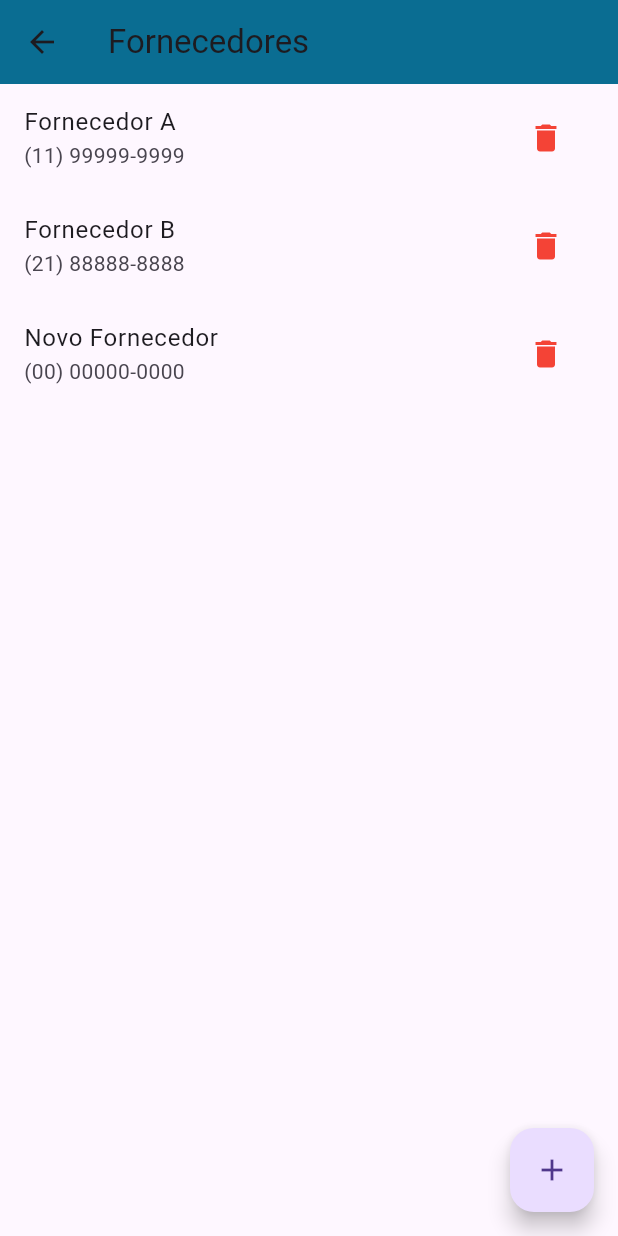
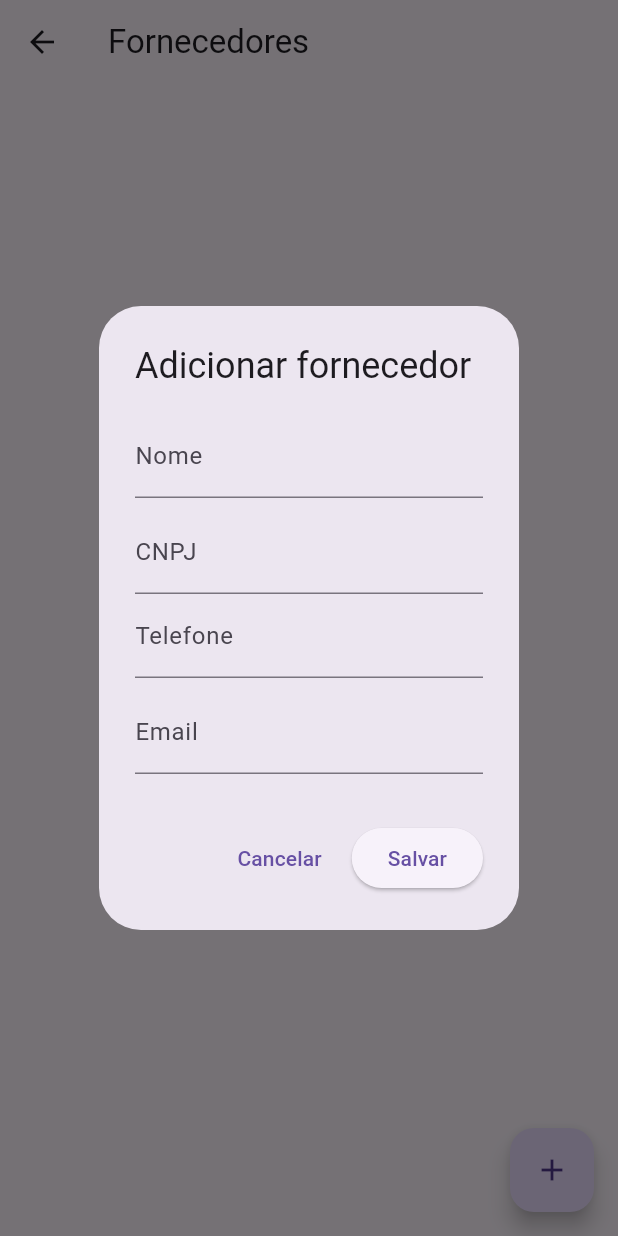
Before and after one commit to RafaelVier/GerenciamentoEstoque, a Flutter app: the TelaFornecedores screen opened directly, after a tap on the "add" icon, on a phone screen of 412 x 824 dp. Run offline on Flutter 3.47's test engine with Material 3 defaults, Android fonts, the phone set to English and light mode, and no system bars; our stand-ins replace flutter_dotenv, supabase_flutter; accounts and stored records are empty.

```diff
--- a/estoque/lib/telas/telaInicial/tela_fornecedores.dart
+++ b/estoque/lib/telas/telaInicial/tela_fornecedores.dart
@@ -1,4 +1,5 @@
 import 'package:flutter/material.dart';
+import 'package:supabase_flutter/supabase_flutter.dart';
 
 class TelaFornecedores extends StatefulWidget {
   const TelaFornecedores({super.key});
@@ -8,72 +9,147 @@ class TelaFornecedores extends StatefulWidget {
 }
 
 class _TelaFornecedoresState extends State<TelaFornecedores> {
-  final List<Map<String, String>> _fornecedores = [
-    {'nome': 'Fornecedor A', 'telefone': '(11) 99999-9999', 'email': 'a@email.com'},
-    {'nome': 'Fornecedor B', 'telefone': '(21) 88888-8888', 'email': 'b@email.com'},
-  ];
+  final SupabaseClient supabase = Supabase.instance.client;
+  List<Map<String, dynamic>> fornecedores = [];
 
-  void _mostrarDetalhesFornecedor(Map<String, String> fornecedor) {
+  @override
+  void initState() {
+    super.initState();
+    _carregarFornecedores();
+  }
+
+  Future<void> _carregarFornecedores() async {
+    final response = await supabase.from('tb_fornecedor').select();
+    setState(() {
+      fornecedores = List<Map<String, dynamic>>.from(response);
+    });
+  }
+
+  Future<void> _adicionarFornecedor(String nome, String cnpj, String telefone, String email) async {
+    await supabase.from('tb_fornecedor').insert({
+      'nome': nome,
+      'cnpj': cnpj,
+      'telefone': telefone,
+      'email': email
+      });
+    _carregarFornecedores();
+  }
+
+  Future<void> _editarFornecedor(int id, String nome, String cnpj, String telefone, String email) async {
+    await supabase.from('tb_fornecedor').update({
+      'nome': nome,
+      'cnpj': cnpj,
+      'telefone': telefone,
+      'email': email
+      }).match({'fornecedor_id': id});
+    _carregarFornecedores();
+  }
+
+  Future<void> excluirFornecedor(int id) async {
+    await supabase.from('tb_fornecedor').delete().eq('fornecedor_id', id);
+    _carregarFornecedores();
+  }
+
+  void _mostrarDialogoFornecedor({int? id, String? nome, String? cnpj, String? telefone, String? email}) {
+    final TextEditingController nomeController = TextEditingController(text: nome);
+    final TextEditingController cnpjController = TextEditingController(text: cnpj);
+    final TextEditingController telefoneController = TextEditingController(text: telefone);
+    final TextEditingController emailController = TextEditingController(text: email);
+
     showDialog(
       context: context,
       builder: (context) {
         return AlertDialog(
-          title: Text(fornecedor['nome']!),
+          title: Text(id == null ? 'Adicionar fornecedor' : 'Editar fornecedor'),
           content: Column(
             mainAxisSize: MainAxisSize.min,
             children: [
-              Text('Telefone: ${fornecedor['telefone']}'),
-              Text('Email: ${fornecedor['email']}'),
+              TextField(
+                controller: nomeController,
+                decoration: const InputDecoration(labelText: 'Nome'),
+              ),
+              const SizedBox(height: 8),
+              TextField(
+                controller: cnpjController,
+                decoration: const InputDecoration(labelText: 'CNPJ'),
+              ),
+              TextField(
+                controller: telefoneController,
+                decoration: const InputDecoration(labelText: 'Telefone'),
+              ),
+              const SizedBox(height: 8),
+              TextField(
+                controller: emailController,
+                decoration: const InputDecoration(labelText: 'Email'),
+              ),
+              const SizedBox(height: 8),
             ],
           ),
           actions: [
-            TextButton(onPressed: () => Navigator.pop(context), child: const Text("Fechar")),
+            TextButton(
+              onPressed: () => Navigator.pop(context),
+              child: const Text('Cancelar'),
+            ),
+            ElevatedButton(
+              onPressed: () {
+                if (id == null) {
+                  _adicionarFornecedor(nomeController.text, cnpjController.text, telefoneController.text, emailController.text);
+                } else {
+                  _editarFornecedor(id, nomeController.text, cnpjController.text, telefoneController.text, emailController.text);
+                }
+                Navigator.pop(context);
+              },
+              child: const Text('Salvar'),
+            ),
           ],
         );
       },
     );
   }
 
-  void _adicionarFornecedor() {
-    setState(() {
-      _fornecedores.add({
-        'nome': 'Novo Fornecedor',
-        'telefone': '(00) 00000-0000',
-        'email': 'novo@email.com',
-      });
-    });
-  }
-
-  void _removerFornecedor(int index) {
-    setState(() {
-      _fornecedores.removeAt(index);
-    });
-  }
-
   @override
   Widget build(BuildContext context) {
     return Scaffold(
-      appBar: AppBar(
-        title: const Text("Fornecedores"),
-        backgroundColor: const Color(0xFF0A6D92),
-      ),
-      body: ListView.builder(
-        itemCount: _fornecedores.length,
-        itemBuilder: (context, index) {
-          final fornecedor = _fornecedores[index];
-          return ListTile(
-            title: Text(fornecedor['nome']!),
-            subtitle: Text(fornecedor['telefone']!),
-            onTap: () => _mostrarDetalhesFornecedor(fornecedor),
-            trailing: IconButton(
-              icon: const Icon(Icons.delete, color: Colors.red),
-              onPressed: () => _removerFornecedor(index),
+      appBar: AppBar(title: const Text('Fornecedores')),
+      body: fornecedores.isEmpty
+          ? const Center(child: Text('Não há nenhuma fornecedor cadastrado.'))
+          : ListView.builder(
+              itemCount: fornecedores.length,
+              itemBuilder: (context, index) {
+                final fornecedor = fornecedores[index];
+                return ListTile(
+                  title: Text(fornecedor['nome']),
+                   subtitle: Text(
+                    'CNPJ: ${fornecedor['cnpj']}\n'
+                    'Telefone: ${fornecedor['telefone']}\n'
+                    'E-mail: ${fornecedor['email']}',
+                  ),
+                  trailing: Row(
+                    mainAxisSize: MainAxisSize.min,
+                    children: [
+                      IconButton(
+                        icon: const Icon(Icons.edit),
+                        onPressed: () => _mostrarDialogoFornecedor(
+                          id: fornecedor['fornecedor_id'],
+                          nome: fornecedor['nome'],
+                          cnpj: fornecedor['cnpj'],
+                          telefone: fornecedor['telefone'],
+                          email: fornecedor['email'],
+                        ),
+                      ),
+                      IconButton(
+                        icon: const Icon(Icons.delete, color: Colors.red),
+                        onPressed: () {
+                          excluirFornecedor(fornecedor['fornecedor_id']); // O ID já está como int
+                        },
+                      ),
+                    ],
+                  ),
+                );
+              },
             ),
-          );
-        },
-      ),
       floatingActionButton: FloatingActionButton(
-        onPressed: _adicionarFornecedor,
+        onPressed: () => _mostrarDialogoFornecedor(),
         child: const Icon(Icons.add),
       ),
     );
--- a/estoque/lib/telas/telaInicial/tela_inicial.dart
+++ b/estoque/lib/telas/telaInicial/tela_inicial.dart
@@ -1,3 +1,4 @@
+import 'package:estoque/telas/telaInicial/tela_categoria.dart';
 import 'package:flutter/material.dart';
 import 'package:estoque/telas/login/tela_login.dart';
 import 'package:estoque/telas/telaInicial/tela_relatorios.dart';
@@ -71,6 +72,7 @@ class TelaInicial extends StatelessWidget {
                     _menuItem(Icons.currency_exchange, "Movimentação", context, const TelaMovimentacao()),
                     _menuItem(Icons.supervisor_account, "Fornecedores", context, const TelaFornecedores()),
                     _menuItem(Icons.bar_chart, "Relatórios", context, const TelaRelatorios()),
+                    _menuItem(Icons.exit_to_app, "Categorias", context, const TelaCategorias()),
                     _menuItem(Icons.exit_to_app, "Sair", context, null, isExit: true),
                   ],
                 ),
```
Also changed, not shown: estoque/lib/telas/login/tela_login.dart (+104 -34 lines), estoque/lib/telas/telaInicial/tela_categoria.dart (added, +129 -0 lines).
